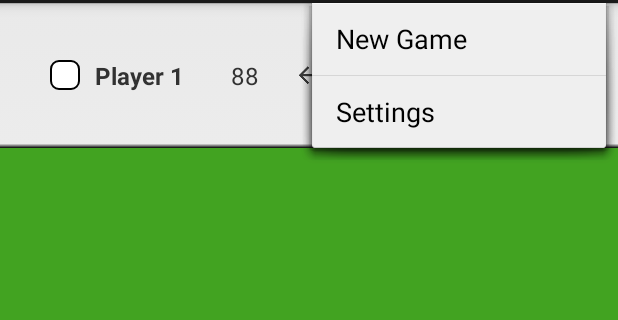
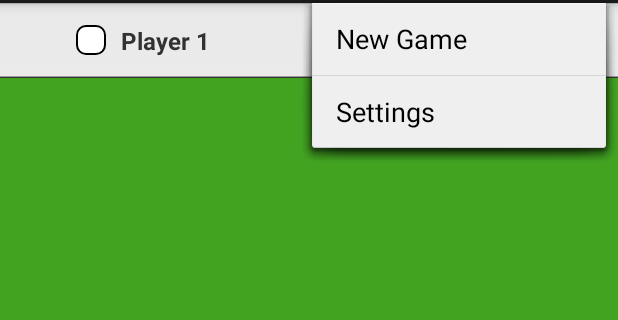
Before and after one commit to damien5314/Flippit, an Android app: the ReversiActivity screen opened directly, with no data from a screen before it, with the options menu open, on a phone screen of 412 x 824 dp, the part 69-389 px from its top. Run offline under Robolectric (Android 15) with nearby library versions, the phone set to English and light mode, and no system bars.

Commit message:
More layout refactoring for tablets

```diff
--- a/app/src/main/res/drawable/board_space_neutral.xml
+++ b/app/src/main/res/drawable/board_space_neutral.xml
@@ -3,10 +3,10 @@
 <shape xmlns:android="http://schemas.android.com/apk/res/android"
     android:shape="rectangle" >
 
-    <stroke android:width="1dp" android:color="#000000" />
+    <stroke android:width="@dimen/space_border_width" android:color="#000000" />
 
     <corners
-        android:radius="5dp" />
+        android:radius="@dimen/space_corner_radius" />
 
     <solid
         android:color="@android:color/transparent" />
--- a/app/src/main/res/drawable/board_space_p1.xml
+++ b/app/src/main/res/drawable/board_space_p1.xml
@@ -3,10 +3,10 @@
 <shape xmlns:android="http://schemas.android.com/apk/res/android"
     android:shape="rectangle" >
 
-    <stroke android:width="1dp" android:color="#000000" />
+    <stroke android:width="@dimen/space_border_width" android:color="#000000" />
 
     <corners
-        android:radius="5dp" />
+        android:radius="@dimen/space_corner_radius" />
 
     <solid
         android:color="@android:color/white" />
--- a/app/src/main/res/drawable/board_space_p2.xml
+++ b/app/src/main/res/drawable/board_space_p2.xml
@@ -3,10 +3,10 @@
 <shape xmlns:android="http://schemas.android.com/apk/res/android"
     android:shape="rectangle" >
 
-    <stroke android:width="1dp" android:color="#000000" />
+    <stroke android:width="@dimen/space_border_width" android:color="#000000" />
 
     <corners
-        android:radius="5dp" />
+        android:radius="@dimen/space_corner_radius" />
 
     <solid
         android:color="@android:color/black" />
--- a/app/src/main/res/layout/activity_reversi.xml
+++ b/app/src/main/res/layout/activity_reversi.xml
@@ -12,20 +12,15 @@
 
 		<ImageView
 			android:id="@+id/turnIndicator"
-			android:src="@drawable/ic_turn_indicator_p1"
-			style="@style/TurnIndicator"
-			android:layout_centerVertical="true"
-			android:layout_centerHorizontal="true"/>
+			style="@style/TurnIndicator"/>
 
 		<TextView
 			android:id="@+id/p1score"
-			android:text="88"
 			android:layout_toLeftOf="@id/turnIndicator"
 			style="@style/ScoreValue"/>
 
 		<TextView
 			android:id="@+id/p2score"
-			android:text="88"
 			android:layout_toRightOf="@id/turnIndicator"
 			style="@style/ScoreValue"/>
 
--- a/app/src/main/res/values-large/dimens.xml
+++ b/app/src/main/res/values-large/dimens.xml
@@ -4,7 +4,25 @@
     <dimen name="activity_horizontal_margin">32dp</dimen>
     <dimen name="activity_vertical_margin">32dp</dimen>
 
-    <dimen name="app_title_size">112sp</dimen>
-    <dimen name="start_button_size">42sp</dimen>
+    <dimen name="app_title_size">90sp</dimen>
+    <dimen name="start_button_size">33sp</dimen>
+
+    <dimen name="scoreOverlay_height">75dp</dimen>
+
+    <dimen name="playerIcon_width">30dp</dimen>
+    <dimen name="playerIcon_height">30dp</dimen>
+    <dimen name="playerIcon_margin">15dp</dimen>
+
+    <dimen name="playerLabel_size">24sp</dimen>
+    <dimen name="playerLabel_width">110dp</dimen>
+
+    <dimen name="scoreValue_width">75dp</dimen>
+    <dimen name="scoreValue_padding">22dp</dimen>
+    <dimen name="scoreValue_size">24sp</dimen>
+
+    <dimen name="space_border_width">2dp</dimen>
+    <dimen name="space_corner_radius">9dp</dimen>
+    <dimen name="space_row_height">84dp</dimen>
+    <dimen name="space_margin">3dp</dimen>
 
 </resources>
--- a/app/src/main/res/values-xlarge/dimens.xml
+++ b/app/src/main/res/values-xlarge/dimens.xml
@@ -20,4 +20,9 @@
 	<dimen name="scoreValue_padding">30dp</dimen>
 	<dimen name="scoreValue_size">32sp</dimen>
 
+    <dimen name="space_border_width">3dp</dimen>
+    <dimen name="space_corner_radius">12dp</dimen>
+    <dimen name="space_row_height">112dp</dimen>
+    <dimen name="space_margin">4dp</dimen>
+
 </resources>
--- a/app/src/main/res/values/dimens.xml
+++ b/app/src/main/res/values/dimens.xml
@@ -22,6 +22,11 @@
 
 	<color name="gameBoard_color">#42A321</color>
 
+    <dimen name="space_border_width">1dp</dimen>
+    <dimen name="space_corner_radius">6dp</dimen>
+    <dimen name="space_row_height">48dp</dimen>
+    <dimen name="space_margin">2dp</dimen>
+
 	<integer name="cpu_turn_delay">1000</integer>
 
     <bool name="p1_cpu">false</bool>
--- a/app/src/main/res/values/styles.xml
+++ b/app/src/main/res/values/styles.xml
@@ -26,8 +26,7 @@
 	<style name="ScoreOverlay">
 		<item name="android:layout_width">fill_parent</item>
 		<!--<item name="android:layout_height">@dimen/scoreOverlay_height</item>-->
-		<item name="android:layout_height">0dp</item>
-		<item name="android:layout_weight">1</item>
+		<item name="android:layout_height">@dimen/scoreOverlay_height</item>
 		<item name="android:orientation">horizontal</item>
 	</style>
 
@@ -59,12 +58,13 @@
 		<item name="android:layout_width">wrap_content</item>
 		<item name="android:layout_height">wrap_content</item>
 		<item name="android:layout_gravity">center</item>
+        <item name="android:layout_centerVertical">true</item>
+        <item name="android:layout_centerHorizontal">true</item>
 	</style>
 
 	<style name="GameBoardTable">
 		<item name="android:layout_width">fill_parent</item>
-		<item name="android:layout_height">0dp</item>
-		<item name="android:layout_weight">7</item>
+		<item name="android:layout_height">fill_parent</item>
 		<item name="android:background">@color/gameBoard_color</item>
 	</style>
 
```
Also changed, not shown: app/src/main/java/com/ddiehl/android/reversi/activities/ReversiActivity.java (+3 -4 lines).
